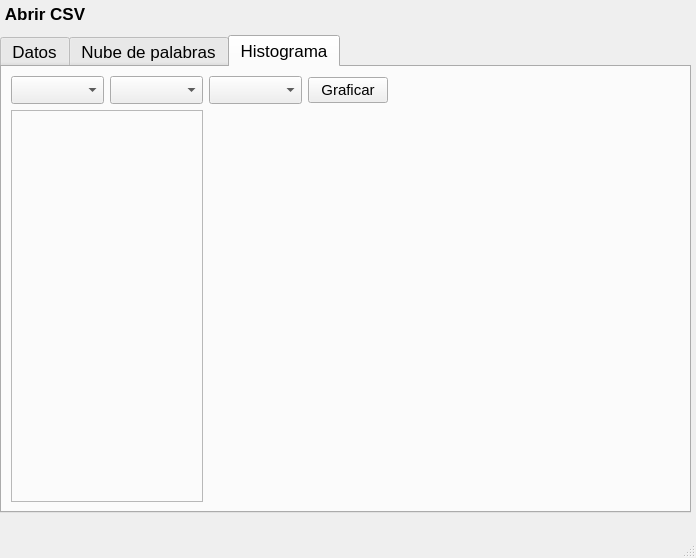
The window that resources/main_view.ui (BaezDa/word-cloud-mvc) describes before a commit, drawn with Qt 5.
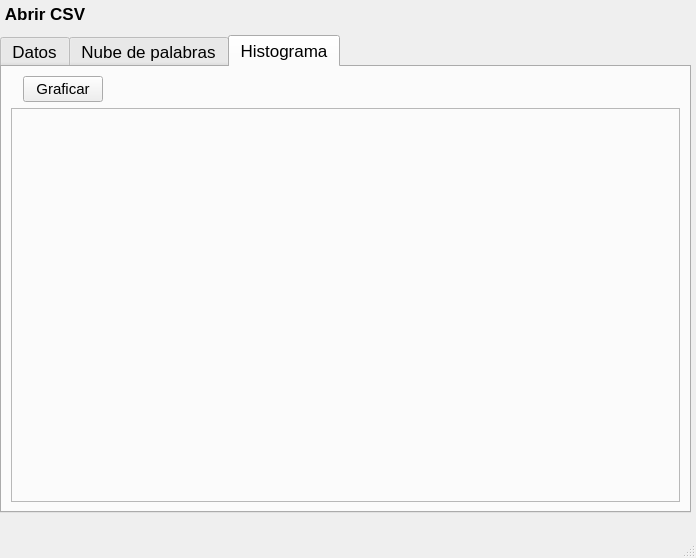
The same window after the commit. The open tabs and pages were chosen to show the change. Icons and pictures are not drawn.

The edit to the form file:
```diff
--- a/resources/main_view.ui
+++ b/resources/main_view.ui
@@ -241,8 +241,33 @@
          <string>Histograma</string>
         </attribute>
         <layout class="QGridLayout" name="gridLayout_3">
-         <item row="1" column="0" colspan="2">
-          <widget class="QFrame" name="frame">
+         <item row="0" column="3">
+          <spacer name="horizontalSpacer_3">
+           <property name="orientation">
+            <enum>Qt::Horizontal</enum>
+           </property>
+           <property name="sizeHint" stdset="0">
+            <size>
+             <width>40</width>
+             <height>20</height>
+            </size>
+           </property>
+          </spacer>
+         </item>
+         <item row="0" column="2">
+          <widget class="QPushButton" name="BtnGraficar">
+           <property name="font">
+            <font>
+             <pointsize>11</pointsize>
+            </font>
+           </property>
+           <property name="text">
+            <string>Graficar</string>
+           </property>
+          </widget>
+         </item>
+         <item row="1" column="0" colspan="4">
+          <widget class="QFrame" name="frameHist">
            <property name="frameShape">
             <enum>QFrame::StyledPanel</enum>
            </property>
@@ -251,40 +276,6 @@
            </property>
           </widget>
          </item>
-         <item row="0" column="0">
-          <widget class="QComboBox" name="comboBox"/>
-         </item>
-         <item row="0" column="2">
-          <widget class="QComboBox" name="comboBox_3"/>
-         </item>
-         <item row="0" column="3">
-          <widget class="QPushButton" name="pushButton">
-           <property name="font">
-            <font>
-             <pointsize>11</pointsize>
-            </font>
-           </property>
-           <property name="text">
-            <string>Graficar</string>
-           </property>
-          </widget>
-         </item>
-         <item row="0" column="1">
-          <widget class="QComboBox" name="comboBox_2"/>
-         </item>
-         <item row="0" column="4">
-          <spacer name="horizontalSpacer_3">
-           <property name="orientation">
-            <enum>Qt::Horizontal</enum>
-           </property>
-           <property name="sizeHint" stdset="0">
-            <size>
-             <width>40</width>
-             <height>20</height>
-            </size>
-           </property>
-          </spacer>
-         </item>
         </layout>
        </widget>
       </widget>
```
Left out of the diff: 15 changed lines with no effect on the pictures.
